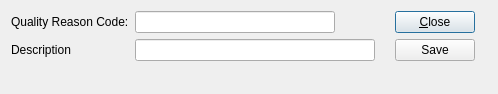
Old version of the form source/quality/foundation-database/source/xtquality/tables/pkguiform/qreasoncode.ui in the repository tomdatkins/xtuple.
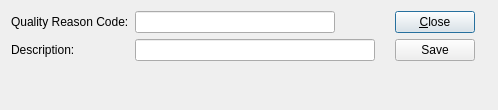
New version of the form. Custom widgets are drawn as their Qt base class.

Commit message: Issue #29870: Quality setup screen layouts

Diff of the .ui file:
```diff
--- a/source/quality/foundation-database/source/xtquality/tables/pkguiform/qreasoncode.ui
+++ b/source/quality/foundation-database/source/xtquality/tables/pkguiform/qreasoncode.ui
@@ -14,7 +14,7 @@
     <x>0</x>
     <y>0</y>
     <width>498</width>
-    <height>94</height>
+    <height>110</height>
    </rect>
   </property>
   <property name="windowTitle">
@@ -28,7 +28,7 @@
        <item row="1" column="0">
         <widget class="QLabel" name="_descripLit">
          <property name="text">
-          <string>Description</string>
+          <string>Description:</string>
          </property>
         </widget>
        </item>
```
The commit also changes 1 other file.
